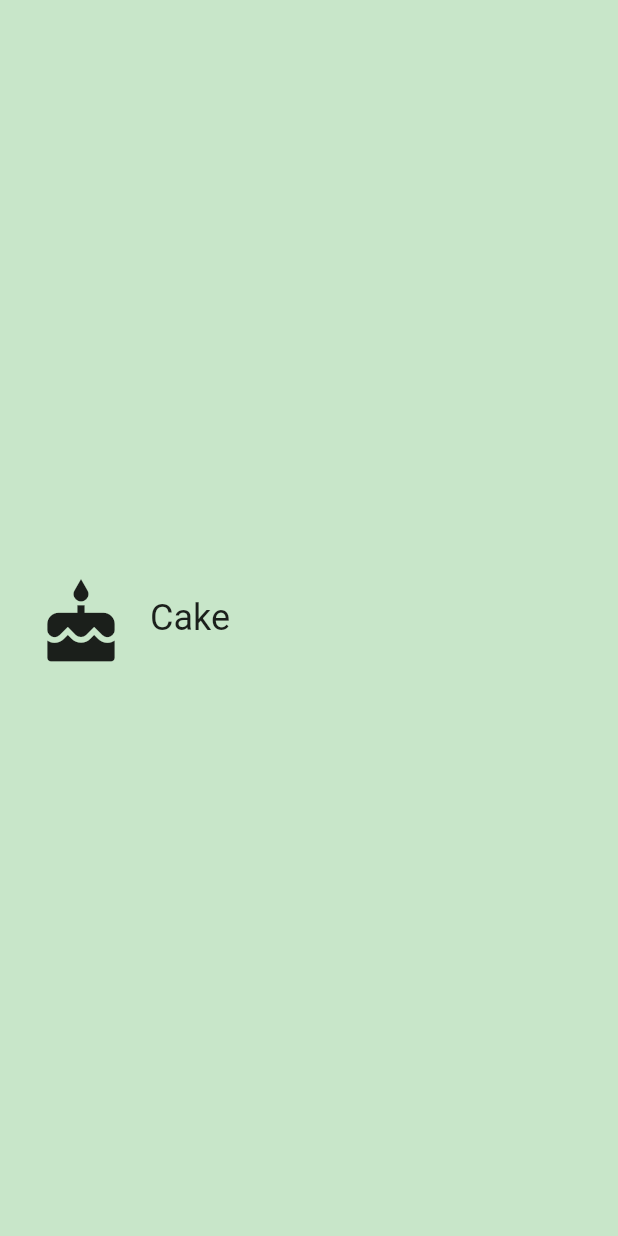
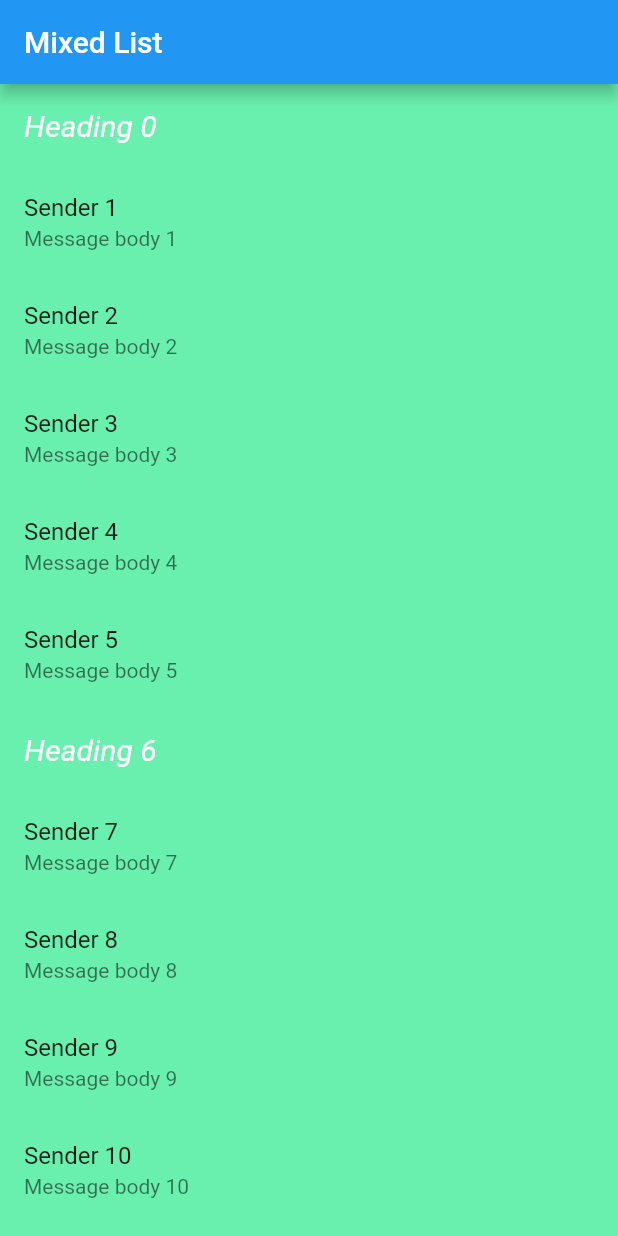
Before and after one commit to sukie2/flutter-list, a Flutter app: the screen it shows after launch, on a phone screen of 412 x 824 dp. Run offline on Flutter 3.47's test engine with Material 2 defaults, Android fonts, the phone set to English and light mode, and no system bars.

Commit message:
List added.

```diff
--- a/lib/main.dart
+++ b/lib/main.dart
@@ -1,9 +1,16 @@
 import 'package:flutter/material.dart';
+import 'package:flutter_list/model/ListItem.dart';
 
 import 'category.dart';
 
 void main() {
-  runApp(UnitConverterApp());
+  final items = List<ListItem>.generate(
+    1200,
+        (i) => i % 6 == 0
+        ? HeadingItem("Heading $i")
+        : MessageItem("Sender $i", "Message body $i"),
+  );
+  runApp(UnitConverterApp(items: items));
 }
 
 const _categoryName = 'Cake';
@@ -11,19 +18,35 @@ const _categoryIcon = Icons.cake;
 const _categoryColor = Colors.green;
 
 class UnitConverterApp extends StatelessWidget{
+  final List<ListItem> items;
+  UnitConverterApp({Key key, @required this.items}) : super(key: key);
+
   @override
   Widget build(BuildContext context) {
-    return MaterialApp(debugShowCheckedModeBanner: false,
-        title: 'Unit Converter',
-        home: Scaffold(
-          backgroundColor: Colors.green[100],
-          body: Center(
-            child: Category(
-              name: _categoryName,
-              color: _categoryColor,
-              iconLocation: _categoryIcon,
-            ),
-          ),
-        ));
+    final title = 'Mixed List';
+
+    return MaterialApp(
+      debugShowCheckedModeBanner: false,
+      home: Scaffold(
+        backgroundColor: Colors.greenAccent,
+        appBar: AppBar(
+          title: Text(title),
+        ),
+        body: ListView.builder(
+          // Let the ListView know how many items it needs to build.
+          itemCount: items.length,
+          // Provide a builder function. This is where the magic happens.
+          // Convert each item into a widget based on the type of item it is.
+          itemBuilder: (context, index) {
+            final item = items[index];
+
+            return ListTile(
+              title: item.buildTitle(context),
+              subtitle: item.buildSubTitle(context),
+            );
+          },
+        ),
+      ),
+    );
   }
 }
--- /dev/null
+++ b/lib/model/ListItem.dart
@@ -0,0 +1,37 @@
+import 'package:flutter/cupertino.dart';
+import 'package:flutter/material.dart';
+
+abstract class ListItem {
+  Widget buildTitle(BuildContext context);
+  Widget buildSubTitle(BuildContext context);
+}
+
+class HeadingItem extends ListItem {
+  final String heading;
+  HeadingItem(this.heading);
+
+  Widget buildTitle(BuildContext context) {
+    return Text(
+      heading,
+      style: TextStyle(
+        color: Colors.white,
+        backgroundColor: Colors.greenAccent,
+        fontSize: 20.0,
+        fontStyle: FontStyle.italic
+      )
+    );
+  }
+
+  Widget buildSubTitle(BuildContext context) => null;
+}
+
+class MessageItem implements ListItem {
+  final String sender;
+  final String body;
+
+  MessageItem(this.sender, this.body);
+
+  Widget buildTitle(BuildContext context) => Text(sender);
+
+  Widget buildSubTitle(BuildContext context) => Text(body);
+}
```
